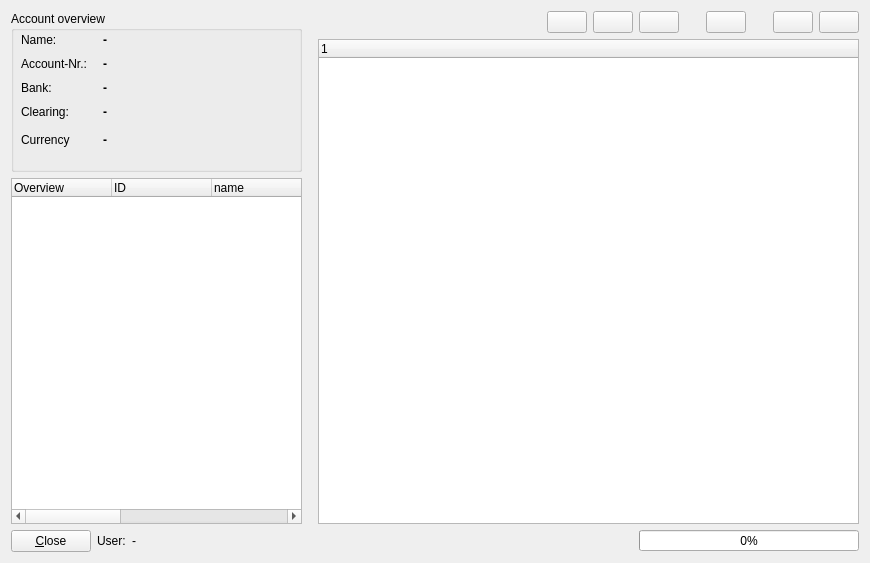
Qt form trunk/ui/accountsfrm.ui (BackupTheBerlios/first4-svn) before a commit.
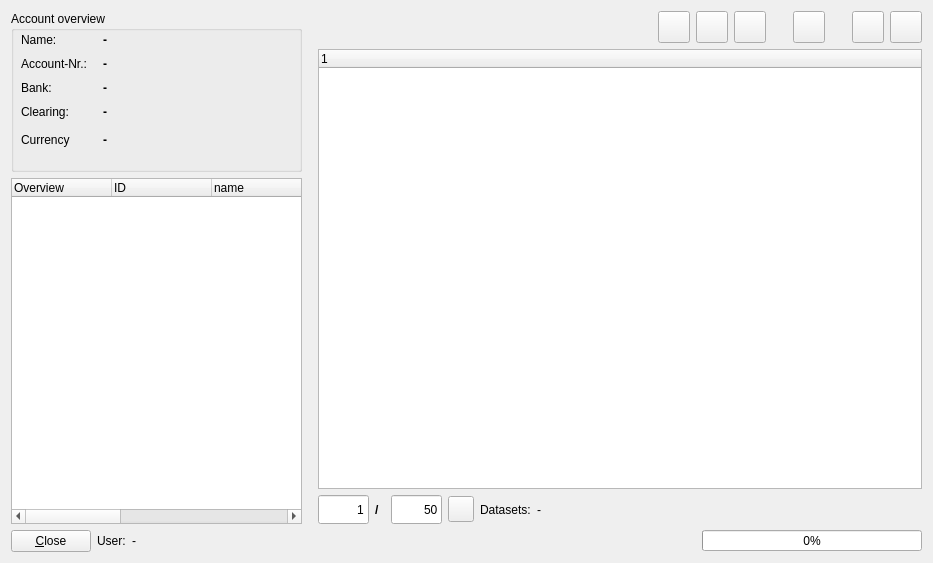
The same form after that commit. Icons and pictures are not drawn.

Commit message: 20080630 *Limits can be set in the accountsfrm (not usable at the moment)

```diff
--- a/trunk/ui/accountsfrm.ui
+++ b/trunk/ui/accountsfrm.ui
@@ -5,7 +5,7 @@
    <rect>
     <x>0</x>
     <y>0</y>
-    <width>870</width>
+    <width>933</width>
     <height>563</height>
    </rect>
   </property>
@@ -15,8 +15,8 @@
   <property name="windowIcon" >
    <iconset resource="../resources/images/first4.qrc" >:/kcalc.png</iconset>
   </property>
-  <layout class="QGridLayout" >
-   <item row="0" column="0" >
+  <layout class="QGridLayout" name="gridLayout" >
+   <item rowspan="3" row="0" column="0" >
     <layout class="QVBoxLayout" >
      <item>
       <layout class="QHBoxLayout" />
@@ -616,21 +616,21 @@
     </layout>
    </item>
    <item row="0" column="1" >
-    <layout class="QGridLayout" >
-     <item row="0" column="0" >
-      <spacer>
+    <layout class="QHBoxLayout" name="horizontalLayout_2" >
+     <item>
+      <spacer name="horizontalSpacer" >
        <property name="orientation" >
         <enum>Qt::Horizontal</enum>
        </property>
-       <property name="sizeHint" >
+       <property name="sizeHint" stdset="0" >
         <size>
-         <width>40</width>
-         <height>20</height>
+         <width>188</width>
+         <height>17</height>
         </size>
        </property>
       </spacer>
      </item>
-     <item row="0" column="1" >
+     <item>
       <layout class="QGridLayout" >
        <item row="0" column="0" >
         <widget class="QPushButton" name="btnnew" >
@@ -640,6 +640,18 @@
            <verstretch>0</verstretch>
           </sizepolicy>
          </property>
+         <property name="minimumSize" >
+          <size>
+           <width>32</width>
+           <height>32</height>
+          </size>
+         </property>
+         <property name="maximumSize" >
+          <size>
+           <width>32</width>
+           <height>32</height>
+          </size>
+         </property>
          <property name="text" >
           <string/>
          </property>
@@ -656,6 +668,18 @@
            <verstretch>0</verstretch>
           </sizepolicy>
          </property>
+         <property name="minimumSize" >
+          <size>
+           <width>32</width>
+           <height>32</height>
+          </size>
+         </property>
+         <property name="maximumSize" >
+          <size>
+           <width>32</width>
+           <height>32</height>
+          </size>
+         </property>
          <property name="text" >
           <string/>
          </property>
@@ -672,6 +696,18 @@
            <verstretch>0</verstretch>
           </sizepolicy>
          </property>
+         <property name="minimumSize" >
+          <size>
+           <width>32</width>
+           <height>32</height>
+          </size>
+         </property>
+         <property name="maximumSize" >
+          <size>
+           <width>32</width>
+           <height>32</height>
+          </size>
+         </property>
          <property name="text" >
           <string/>
          </property>
@@ -688,7 +724,7 @@
          <property name="sizeType" >
           <enum>QSizePolicy::Fixed</enum>
          </property>
-         <property name="sizeHint" >
+         <property name="sizeHint" stdset="0" >
           <size>
            <width>21</width>
            <height>20</height>
@@ -704,6 +740,18 @@
            <verstretch>0</verstretch>
           </sizepolicy>
          </property>
+         <property name="minimumSize" >
+          <size>
+           <width>32</width>
+           <height>32</height>
+          </size>
+         </property>
+         <property name="maximumSize" >
+          <size>
+           <width>32</width>
+           <height>32</height>
+          </size>
+         </property>
          <property name="text" >
           <string/>
          </property>
@@ -720,7 +768,7 @@
          <property name="sizeType" >
           <enum>QSizePolicy::Fixed</enum>
          </property>
-         <property name="sizeHint" >
+         <property name="sizeHint" stdset="0" >
           <size>
            <width>21</width>
            <height>20</height>
@@ -736,6 +784,18 @@
            <verstretch>0</verstretch>
           </sizepolicy>
          </property>
+         <property name="minimumSize" >
+          <size>
+           <width>32</width>
+           <height>32</height>
+          </size>
+         </property>
+         <property name="maximumSize" >
+          <size>
+           <width>32</width>
+           <height>32</height>
+          </size>
+         </property>
          <property name="text" >
           <string/>
          </property>
@@ -752,6 +812,18 @@
            <verstretch>0</verstretch>
           </sizepolicy>
          </property>
+         <property name="minimumSize" >
+          <size>
+           <width>32</width>
+           <height>32</height>
+          </size>
+         </property>
+         <property name="maximumSize" >
+          <size>
+           <width>32</width>
+           <height>32</height>
+          </size>
+         </property>
          <property name="text" >
           <string/>
          </property>
@@ -762,24 +834,171 @@
        </item>
       </layout>
      </item>
-     <item row="1" column="0" colspan="2" >
-      <widget class="QTreeWidget" name="treemain" >
-       <property name="contextMenuPolicy" >
-        <enum>Qt::CustomContextMenu</enum>
+    </layout>
+   </item>
+   <item row="1" column="1" >
+    <widget class="QTreeWidget" name="treemain" >
+     <property name="contextMenuPolicy" >
+      <enum>Qt::CustomContextMenu</enum>
+     </property>
+     <property name="selectionMode" >
+      <enum>QAbstractItemView::ExtendedSelection</enum>
+     </property>
+     <column>
+      <property name="text" >
+       <string>1</string>
+      </property>
+     </column>
+    </widget>
+   </item>
+   <item row="2" column="1" >
+    <layout class="QHBoxLayout" name="horizontalLayout" >
+     <item>
+      <widget class="QLineEdit" name="txtsqlfrom" >
+       <property name="sizePolicy" >
+        <sizepolicy vsizetype="Fixed" hsizetype="Fixed" >
+         <horstretch>51</horstretch>
+         <verstretch>29</verstretch>
+        </sizepolicy>
        </property>
-       <property name="selectionMode" >
-        <enum>QAbstractItemView::ExtendedSelection</enum>
+       <property name="minimumSize" >
+        <size>
+         <width>51</width>
+         <height>29</height>
+        </size>
        </property>
-       <column>
-        <property name="text" >
-         <string>1</string>
-        </property>
-       </column>
+       <property name="maximumSize" >
+        <size>
+         <width>51</width>
+         <height>29</height>
+        </size>
+       </property>
+       <property name="text" >
+        <string>1</string>
+       </property>
+       <property name="alignment" >
+        <set>Qt::AlignRight|Qt::AlignTrailing|Qt::AlignVCenter</set>
+       </property>
       </widget>
      </item>
+     <item>
+      <widget class="QLabel" name="label_2" >
+       <property name="minimumSize" >
+        <size>
+         <width>10</width>
+         <height>0</height>
+        </size>
+       </property>
+       <property name="maximumSize" >
+        <size>
+         <width>10</width>
+         <height>16777215</height>
+        </size>
+       </property>
+       <property name="font" >
+        <font>
+         <weight>75</weight>
+         <bold>true</bold>
+        </font>
+       </property>
+       <property name="text" >
+        <string>/</string>
+       </property>
+      </widget>
+     </item>
+     <item>
+      <widget class="QLineEdit" name="txtsqlto" >
+       <property name="sizePolicy" >
+        <sizepolicy vsizetype="Fixed" hsizetype="Fixed" >
+         <horstretch>51</horstretch>
+         <verstretch>29</verstretch>
+        </sizepolicy>
+       </property>
+       <property name="minimumSize" >
+        <size>
+         <width>51</width>
+         <height>29</height>
+        </size>
+       </property>
+       <property name="maximumSize" >
+        <size>
+         <width>51</width>
+         <height>29</height>
+        </size>
+       </property>
+       <property name="text" >
+        <string>50</string>
+       </property>
+       <property name="alignment" >
+        <set>Qt::AlignRight|Qt::AlignTrailing|Qt::AlignVCenter</set>
+       </property>
+      </widget>
+     </item>
+     <item>
+      <widget class="QPushButton" name="btnrefresh" >
+       <property name="sizePolicy" >
+        <sizepolicy vsizetype="Fixed" hsizetype="Fixed" >
+         <horstretch>0</horstretch>
+         <verstretch>0</verstretch>
+        </sizepolicy>
+       </property>
+       <property name="minimumSize" >
+        <size>
+         <width>26</width>
+         <height>26</height>
+        </size>
+       </property>
+       <property name="maximumSize" >
+        <size>
+         <width>26</width>
+         <height>26</height>
+        </size>
+       </property>
+       <property name="text" >
+        <string/>
+       </property>
+       <property name="icon" >
+        <iconset resource="../resources/images/first4.qrc" >
+         <normaloff>:/impexp.png</normaloff>:/impexp.png</iconset>
+       </property>
+       <property name="iconSize" >
+        <size>
+         <width>12</width>
+         <height>12</height>
+        </size>
+       </property>
+      </widget>
+     </item>
+     <item>
+      <widget class="QLabel" name="label_3" >
+       <property name="text" >
+        <string>Datasets:</string>
+       </property>
+      </widget>
+     </item>
+     <item>
+      <widget class="QLabel" name="lblsqltot" >
+       <property name="text" >
+        <string>-</string>
+       </property>
+      </widget>
+     </item>
+     <item>
+      <spacer name="horizontalSpacer_2" >
+       <property name="orientation" >
+        <enum>Qt::Horizontal</enum>
+       </property>
+       <property name="sizeHint" stdset="0" >
+        <size>
+         <width>40</width>
+         <height>20</height>
+        </size>
+       </property>
+      </spacer>
+     </item>
     </layout>
    </item>
-   <item row="1" column="0" colspan="2" >
+   <item row="3" column="0" colspan="2" >
     <layout class="QHBoxLayout" >
      <item>
       <widget class="QPushButton" name="btnclose" >
@@ -810,7 +1029,7 @@
        <property name="orientation" >
         <enum>Qt::Horizontal</enum>
        </property>
-       <property name="sizeHint" >
+       <property name="sizeHint" stdset="0" >
         <size>
          <width>40</width>
          <height>20</height>
```
Left out of the diff: 48 changed lines with no effect on the pictures. The commit also changes 3 other files.
